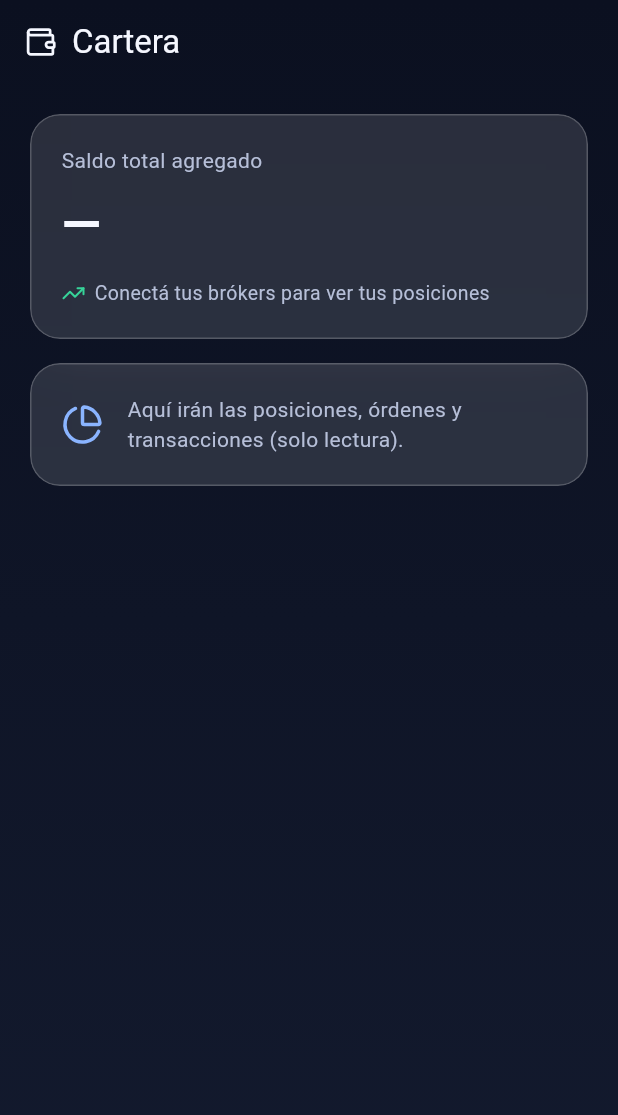
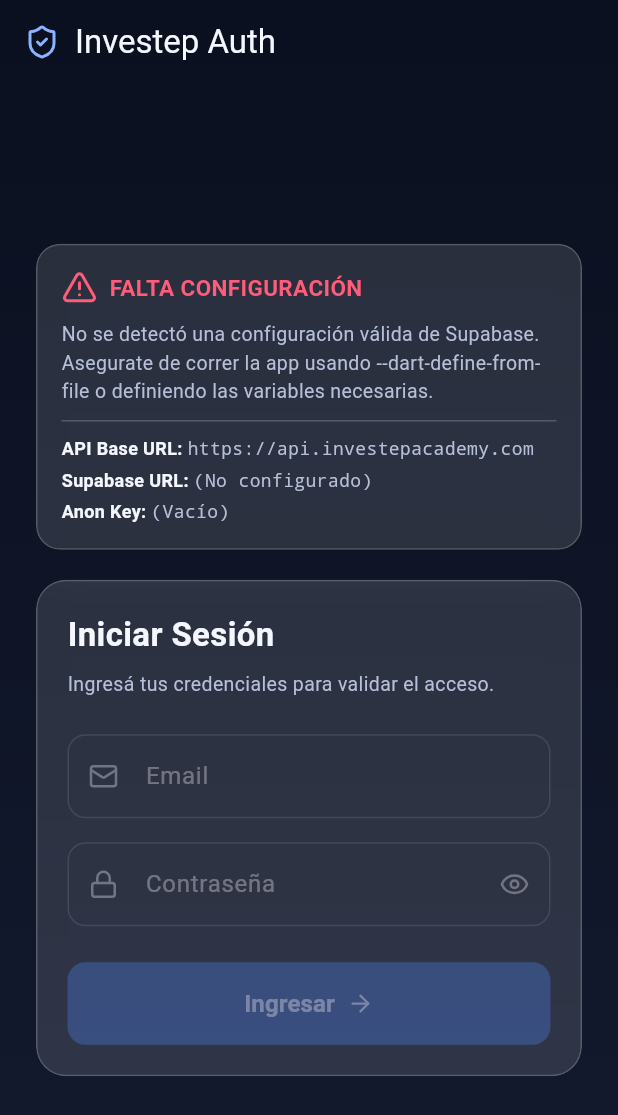
Before and after one commit to hlorenzoz/investep-app, a Flutter app: the screen it shows after launch, on a phone screen of 412 x 824 dp. Shown: the top 1115 px of the screen. Run offline on Flutter 3.47's test engine with Material 3 defaults, Android fonts, the phone set to English and light mode, and no system bars; our stand-ins replace dio, flutter_riverpod, flutter_secure_storage, go_router, lucide_icons_flutter, supabase_flutter; accounts and stored records are empty.

Commit message:
feat: implement 2-legged authentication flow and docker local development

```diff
--- /dev/null
+++ b/config/devel.json
@@ -0,0 +1,5 @@
+{
+  "API_BASE_URL": "http://localhost:8787",
+  "SUPABASE_URL": "http://127.0.0.1:54321",
+  "SUPABASE_ANON_KEY": "sb_publishable_ACJWlzQHlZjBrEguHvfOxg_3BJgxAaH"
+}
--- /dev/null
+++ b/config/main.json
@@ -0,0 +1,5 @@
+{
+  "API_BASE_URL": "https://investep-app-api-production.<SUBDOMINIO>.workers.dev",
+  "SUPABASE_URL": "https://<PROD_REF>.supabase.co",
+  "SUPABASE_ANON_KEY": "<PROD_ANON_KEY>"
+}
--- /dev/null
+++ b/config/staging.json
@@ -0,0 +1,5 @@
+{
+  "API_BASE_URL": "https://investep-app-api-staging.<SUBDOMINIO>.workers.dev",
+  "SUPABASE_URL": "https://dmetfwaxotdxtpnlmczi.supabase.co",
+  "SUPABASE_ANON_KEY": "sb_publishable_Rg25KpaXESVyGBiQndXFBg_MCX3mK7A"
+}
--- a/lib/app/router.dart
+++ b/lib/app/router.dart
@@ -1,22 +1,25 @@
 import 'package:flutter_riverpod/flutter_riverpod.dart';
 import 'package:go_router/go_router.dart';
 
+import '../features/auth/presentation/login_screen.dart';
 import '../features/portfolio/presentation/portfolio_screen.dart';
 
 /// Router de la app expuesto como provider para poder leer estado de Riverpod
 /// (p. ej. sesión) en redirecciones a futuro.
-///
-/// Por ahora una sola ruta. Cuando entre auth, se agrega `redirect` que observe
-/// el provider de sesión y empuje a /login si no hay sesión válida.
 final routerProvider = Provider<GoRouter>((ref) {
   return GoRouter(
-    initialLocation: '/',
+    initialLocation: '/login',
     routes: [
       GoRoute(
         path: '/',
         name: 'portfolio',
         builder: (context, state) => const PortfolioScreen(),
       ),
+      GoRoute(
+        path: '/login',
+        name: 'login',
+        builder: (context, state) => const LoginScreen(),
+      ),
     ],
   );
 });
--- a/lib/core/config/app_config.dart
+++ b/lib/core/config/app_config.dart
@@ -24,4 +24,20 @@
   /// Indica si la configuración mínima de Supabase está presente.
   static bool get hasSupabaseConfig =>
       supabaseUrl.isNotEmpty && supabaseAnonKey.isNotEmpty;
+
+  /// Valida que la URL de Supabase y la anon key sean válidas y no sean placeholders.
+  static bool get isValidSupabaseConfig {
+    if (!hasSupabaseConfig) return false;
+    if (supabaseUrl.contains('<') || supabaseUrl.contains('>')) return false;
+    if (supabaseAnonKey.contains('<') || supabaseAnonKey.contains('>')) {
+      return false;
+    }
+    try {
+      final uri = Uri.parse(supabaseUrl);
+      return uri.hasAbsolutePath &&
+          (uri.scheme == 'http' || uri.scheme == 'https');
+    } catch (_) {
+      return false;
+    }
+  }
 }
--- /dev/null
+++ b/lib/core/providers/supabase_provider.dart
@@ -0,0 +1,7 @@
+import 'package:flutter_riverpod/flutter_riverpod.dart';
+import 'package:supabase_flutter/supabase_flutter.dart';
+
+/// Provider que expone la instancia del cliente de Supabase.
+final supabaseClientProvider = Provider<SupabaseClient>((ref) {
+  return Supabase.instance.client;
+});
--- /dev/null
+++ b/lib/features/auth/domain/auth_user.dart
@@ -0,0 +1,41 @@
+/// Modelo de datos que representa el usuario autenticado retornado por
+/// la API en el endpoint `GET /auth/me`.
+class AuthUser {
+  final String id;
+  final String email;
+  final bool mustResetPassword;
+
+  AuthUser({
+    required this.id,
+    required this.email,
+    required this.mustResetPassword,
+  });
+
+  /// Construye una instancia a partir del JSON retornado por la API de Investep.
+  /// Formato esperado:
+  /// {
+  ///   "user": {
+  ///     "id": "...",
+  ///     "email": "...",
+  ///     "mustResetPassword": false
+  ///   }
+  /// }
+  factory AuthUser.fromJson(Map<String, dynamic> json) {
+    final userMap = json['user'] as Map<String, dynamic>;
+    return AuthUser(
+      id: userMap['id'] as String,
+      email: userMap['email'] as String,
+      mustResetPassword: userMap['mustResetPassword'] as bool,
+    );
+  }
+
+  Map<String, dynamic> toJson() {
+    return {
+      'user': {
+        'id': id,
+        'email': email,
+        'mustResetPassword': mustResetPassword,
+      },
+    };
+  }
+}
--- /dev/null
+++ b/lib/features/auth/presentation/login_controller.dart
@@ -0,0 +1,130 @@
+import 'package:dio/dio.dart';
+import 'package:flutter/foundation.dart';
+import 'package:flutter_riverpod/flutter_riverpod.dart';
+import 'package:supabase_flutter/supabase_flutter.dart' as supabase;
+
+import '../../../core/network/api_client.dart';
+import '../../../core/providers/supabase_provider.dart';
+import '../../../core/storage/secure_session_store.dart';
+import '../domain/auth_user.dart';
+
+/// Estados posibles de la autenticación.
+sealed class LoginState {
+  const LoginState();
+}
+
+class LoginInitial extends LoginState {
+  const LoginInitial();
+}
+
+class LoginLoading extends LoginState {
+  const LoginLoading();
+}
+
+class LoginSuccess extends LoginState {
+  final AuthUser user;
+  const LoginSuccess(this.user);
+}
+
+class LoginFailure extends LoginState {
+  final String message;
+  const LoginFailure(this.message);
+}
+
+/// Controlador Riverpod sin code-gen que maneja el flujo de login.
+class LoginController extends Notifier<LoginState> {
+  @override
+  LoginState build() => const LoginInitial();
+
+  /// Reinicia el estado del login al inicial (útil para re-testear).
+  void reset() {
+    state = const LoginInitial();
+  }
+
+  /// Intenta autenticar al usuario usando el flujo de dos patas:
+  /// 1. Autenticación contra Supabase Auth.
+  /// 2. Guardar el token de acceso obtenido en el almacenamiento seguro.
+  /// 3. Validar el token contra el endpoint `/auth/me` de la API REST.
+  Future<void> login(String email, String password) async {
+    state = const LoginLoading();
+
+    try {
+      final supabaseClient = ref.read(supabaseClientProvider);
+      final sessionStore = ref.read(secureSessionStoreProvider);
+
+      // Pata 1: Iniciar sesión en Supabase
+      final response = await supabaseClient.auth.signInWithPassword(
+        email: email,
+        password: password,
+      );
+
+      final session = response.session;
+      if (session == null) {
+        state = const LoginFailure(
+          'Error: No se pudo obtener la sesión de Supabase.',
+        );
+        return;
+      }
+
+      final accessToken = session.accessToken;
+
+      // Pata 2: Guardar el token en el almacenamiento seguro para que el interceptor de Dio lo lea
+      await sessionStore.saveSession(accessToken);
+
+      // Pata 3: Validar contra la API de Investep
+      final dio = ref.read(apiClientProvider);
+
+      // Realizamos el request. El interceptor agregará automáticamente el Header Authorization.
+      final apiResponse = await dio.get<Map<String, dynamic>>('/auth/me');
+
+      if (apiResponse.statusCode == 200) {
+        final userData = apiResponse.data as Map<String, dynamic>;
+        final user = AuthUser.fromJson(userData);
+        state = LoginSuccess(user);
+      } else {
+        // Limpiamos la sesión por seguridad
+        await sessionStore.clearSession();
+        state = LoginFailure(
+          'Error de API inesperado: ${apiResponse.statusCode}',
+        );
+      }
+    } on supabase.AuthException catch (e) {
+      state = LoginFailure(e.message);
+    } on DioException catch (e) {
+      // Limpiamos la sesión si la validación falló
+      await ref.read(secureSessionStoreProvider).clearSession();
+
+      String errorMessage = 'Error de conexión con la API de Investep.';
+
+      if (e.response != null) {
+        final data = e.response!.data;
+        if (data is Map<String, dynamic> && data.containsKey('error')) {
+          try {
+            final errorMap = data['error'] as Map<String, dynamic>;
+            errorMessage = errorMap['message'] as String;
+          } catch (_) {
+            errorMessage = 'Error de API: ${e.response?.statusCode}';
+          }
+        } else {
+          errorMessage = 'Error de API: ${e.response?.statusCode}';
+        }
+      } else if (e.type == DioExceptionType.connectionTimeout ||
+          e.type == DioExceptionType.receiveTimeout) {
+        errorMessage = 'Tiempo de espera de conexión agotado con la API.';
+      }
+
+      state = LoginFailure(errorMessage);
+    } catch (e) {
+      // Aseguramos limpiar la sesión ante errores inesperados
+      await ref.read(secureSessionStoreProvider).clearSession();
+      debugPrint('Error inesperado durante el login: $e');
+      state = LoginFailure('Ocurrió un error inesperado: $e');
+    }
+  }
+}
+
+/// Provider para el controlador de login.
+final loginControllerProvider =
+    NotifierProvider.autoDispose<LoginController, LoginState>(
+      LoginController.new,
+    );
--- /dev/null
+++ b/lib/features/auth/presentation/login_screen.dart
@@ -0,0 +1,464 @@
+import 'package:flutter/material.dart';
+import 'package:flutter_riverpod/flutter_riverpod.dart';
+import 'package:lucide_icons_flutter/lucide_icons.dart';
+
+import '../../../app/theme/app_colors.dart';
+import '../../../app/theme/app_theme.dart';
+import '../../../core/config/app_config.dart';
+import '../../../shared/widgets/glass/glass_card.dart';
+import '../domain/auth_user.dart';
+import 'login_controller.dart';
+
+/// Vista de Autenticación para validar el flujo completo de dos patas.
+///
+/// Si la configuración del entorno no está lista o contiene placeholders,
+/// muestra un aviso explicativo de configuración antes de permitir el login.
+class LoginScreen extends ConsumerStatefulWidget {
+  const LoginScreen({super.key});
+
+  @override
+  ConsumerState<LoginScreen> createState() => _LoginScreenState();
+}
+
+class _LoginScreenState extends ConsumerState<LoginScreen> {
+  final _formKey = GlobalKey<FormState>();
+  final _emailController = TextEditingController();
+  final _passwordController = TextEditingController();
+  bool _obscurePassword = true;
+
+  @override
+  void dispose() {
+    _emailController.dispose();
+    _passwordController.dispose();
+    super.dispose();
+  }
+
+  void _submit() {
+    if (_formKey.currentState?.validate() ?? false) {
+      ref
+          .read(loginControllerProvider.notifier)
+          .login(_emailController.text.trim(), _passwordController.text);
+    }
+  }
+
+  @override
+  Widget build(BuildContext context) {
+    final LoginState loginState = ref.watch(loginControllerProvider);
+    final isValidConfig = AppConfig.isValidSupabaseConfig;
+
+    return Container(
+      decoration: const BoxDecoration(gradient: AppTheme.backgroundGradient),
+      child: Scaffold(
+        backgroundColor: Colors.transparent,
+        appBar: AppBar(
+          title: const Row(
+            children: [
+              Icon(
+                LucideIcons.shieldCheck,
+                size: 24,
+                color: AppColors.accentSoft,
+              ),
+              SizedBox(width: 10),
+              Text('Investep Auth'),
+            ],
+          ),
+        ),
+        body: SafeArea(
+          child: Center(
+            child: SingleChildScrollView(
+              padding: const EdgeInsets.symmetric(horizontal: 24, vertical: 16),
+              child: Column(
+                mainAxisAlignment: MainAxisAlignment.center,
+                crossAxisAlignment: CrossAxisAlignment.stretch,
+                children: [
+                  if (!isValidConfig) ...[
+                    _buildConfigWarningCard(),
+                    const SizedBox(height: 20),
+                  ],
+                  _buildLoginContent(loginState, isValidConfig),
+                ],
+              ),
+            ),
+          ),
+        ),
+      ),
+    );
+  }
+
+  Widget _buildConfigWarningCard() {
+    return GlassCard(
+      borderRadius: 16,
+      blur: 20,
+      padding: const EdgeInsets.all(16),
+      child: Column(
+        crossAxisAlignment: CrossAxisAlignment.start,
+        children: [
+          const Row(
+            children: [
+              Icon(
+                LucideIcons.alertTriangle,
+                color: AppColors.negative,
+                size: 24,
+              ),
+              SizedBox(width: 8),
+              Text(
+                'FALTA CONFIGURACIÓN',
+                style: TextStyle(
+                  color: AppColors.negative,
+                  fontWeight: FontWeight.bold,
+                  fontSize: 15,
+                ),
+              ),
+            ],
+          ),
+          const SizedBox(height: 10),
+          const Text(
+            'No se detectó una configuración válida de Supabase. '
+            'Asegurate de correr la app usando --dart-define-from-file o definiendo las variables necesarias.',
+            style: TextStyle(color: AppColors.textSecondary, fontSize: 13),
+          ),
+          const Divider(height: 20, color: AppColors.glassBorder),
+          _buildInfoRow('API Base URL', AppConfig.apiBaseUrl),
+          const SizedBox(height: 4),
+          _buildInfoRow('Supabase URL', AppConfig.supabaseUrl),
+          const SizedBox(height: 4),
+          _buildInfoRow(
+            'Anon Key',
+            AppConfig.supabaseAnonKey.isEmpty
+                ? '(Vacío)'
+                : AppConfig.supabaseAnonKey.length > 15
+                ? '${AppConfig.supabaseAnonKey.substring(0, 15)}...'
+                : AppConfig.supabaseAnonKey,
+          ),
+        ],
+      ),
+    );
+  }
+
+  Widget _buildInfoRow(String label, String value) {
+    return Row(
+      crossAxisAlignment: CrossAxisAlignment.start,
+      children: [
+        Text(
+          '$label: ',
+          style: const TextStyle(
+            fontWeight: FontWeight.bold,
+            color: AppColors.textPrimary,
+            fontSize: 12,
+          ),
+        ),
+        Expanded(
+          child: Text(
+            value.isEmpty ? '(No configurado)' : value,
+            style: const TextStyle(
+              fontFamily: 'monospace',
+              color: AppColors.textSecondary,
+              fontSize: 12,
+            ),
+          ),
+        ),
+      ],
+    );
+  }
+
+  Widget _buildLoginContent(LoginState state, bool isValidConfig) {
+    switch (state) {
+      case LoginSuccess(:final user):
+        return _buildSuccessCard(user);
+      case LoginLoading():
+        return const GlassCard(
+          child: Column(
+            children: [
+              CircularProgressIndicator(),
+              SizedBox(height: 20),
+              Text(
+                'Autenticando y validando...',
+                style: TextStyle(color: AppColors.textSecondary),
+              ),
+            ],
+          ),
+        );
+      case LoginInitial() || LoginFailure():
+        return Column(
+          children: [
+            if (state is LoginFailure) ...[
+              _buildErrorCard(state.message),
+              const SizedBox(height: 16),
+            ],
+            _buildLoginFormCard(isValidConfig),
+          ],
+        );
+    }
+  }
+
+  Widget _buildErrorCard(String message) {
+    return GlassCard(
+      borderRadius: 16,
+      padding: const EdgeInsets.symmetric(horizontal: 20, vertical: 16),
+      child: Row(
+        crossAxisAlignment: CrossAxisAlignment.start,
+        children: [
+          const Icon(LucideIcons.xCircle, color: AppColors.negative, size: 24),
+          const SizedBox(width: 12),
+          Expanded(
+            child: Column(
+              crossAxisAlignment: CrossAxisAlignment.start,
+              children: [
+                const Text(
+                  'Error de Autenticación',
+                  style: TextStyle(
+                    color: AppColors.negative,
+                    fontWeight: FontWeight.bold,
+                    fontSize: 14,
+                  ),
+                ),
+                const SizedBox(height: 4),
+                Text(
+                  message,
+                  style: const TextStyle(
+                    color: AppColors.textSecondary,
+                    fontSize: 13,
+                  ),
+                ),
+              ],
+            ),
+          ),
+        ],
+      ),
+    );
+  }
+
+  Widget _buildSuccessCard(AuthUser user) {
+    final email = user.email;
+    final id = user.id;
+    final mustReset = user.mustResetPassword;
+
+    return GlassCard(
+      borderRadius: 20,
+      child: Column(
+        crossAxisAlignment: CrossAxisAlignment.stretch,
+        children: [
+          const Center(
+            child: Icon(
+              LucideIcons.badgeCheck,
+              color: AppColors.positive,
+              size: 64,
+            ),
+          ),
+          const SizedBox(height: 16),
+          const Center(
+            child: Text(
+              '¡Conexión Exitosa!',
+              style: TextStyle(
+                fontSize: 20,
+                fontWeight: FontWeight.bold,
+                color: AppColors.positive,
+              ),
+            ),
+          ),
+          const SizedBox(height: 8),
+          const Center(
+            child: Text(
+              'Autenticación y validación de API correctas.',
+              textAlign: TextAlign.center,
+              style: TextStyle(color: AppColors.textSecondary, fontSize: 14),
+            ),
+          ),
+          const SizedBox(height: 24),
+          _buildDetailRow('Email del Usuario', email),
+          const SizedBox(height: 12),
+          _buildDetailRow('ID de Usuario', id),
+          const SizedBox(height: 12),
+          _buildDetailRow(
+            'Contraseña Expirada',
+            mustReset ? 'SÍ (DEBÉS CAMBIAR TU CONTRASEÑA)' : 'NO',
+            valueColor: mustReset ? AppColors.negative : AppColors.positive,
+            fontWeight: mustReset ? FontWeight.bold : FontWeight.normal,
+          ),
+          const SizedBox(height: 24),
+          ElevatedButton.icon(
+            style: ElevatedButton.styleFrom(
+              backgroundColor: AppColors.accent,
+              foregroundColor: Colors.white,
+              padding: const EdgeInsets.symmetric(vertical: 14),
+              shape: RoundedRectangleBorder(
+                borderRadius: BorderRadius.circular(12),
+              ),
+            ),
+            onPressed: () {
+              ref.read(loginControllerProvider.notifier).reset();
+            },
+            icon: const Icon(LucideIcons.logOut, size: 18),
+            label: const Text('Cerrar sesión / Probar de nuevo'),
+          ),
+        ],
+      ),
+    );
+  }
+
+  Widget _buildDetailRow(
+    String label,
+    String value, {
+    Color valueColor = AppColors.textPrimary,
+    FontWeight fontWeight = FontWeight.normal,
+  }) {
+    return Container(
+      padding: const EdgeInsets.all(12),
+      decoration: BoxDecoration(
+        color: Colors.black.withValues(alpha: 0.2),
+        borderRadius: BorderRadius.circular(10),
+        border: Border.all(color: AppColors.glassBorder),
+      ),
+      child: Column(
+        crossAxisAlignment: CrossAxisAlignment.start,
+        children: [
+          Text(
+            label,
+            style: const TextStyle(
+              color: AppColors.textSecondary,
+              fontSize: 11,
+            ),
+          ),
+          const SizedBox(height: 4),
+          SelectableText(
+            value,
+            style: TextStyle(
+              color: valueColor,
+              fontSize: 13,
+              fontWeight: fontWeight,
+              fontFamily: 'monospace',
+            ),
+          ),
+        ],
+      ),
+    );
+  }
+
+  Widget _buildLoginFormCard(bool isEnabled) {
+    return GlassCard(
+      borderRadius: 20,
+      child: Form(
+        key: _formKey,
+        child: Column(
+          crossAxisAlignment: CrossAxisAlignment.stretch,
+          children: [
+            const Text(
+              'Iniciar Sesión',
+              style: TextStyle(
+                fontSize: 22,
+                fontWeight: FontWeight.bold,
+                color: AppColors.textPrimary,
+              ),
+            ),
+            const SizedBox(height: 8),
+            const Text(
+              'Ingresá tus credenciales para validar el acceso.',
+              style: TextStyle(color: AppColors.textSecondary, fontSize: 13),
+            ),
+            const SizedBox(height: 24),
+            TextFormField(
+              controller: _emailController,
+              enabled: isEnabled,
+              keyboardType: TextInputType.emailAddress,
+              textInputAction: TextInputAction.next,
+              decoration: InputDecoration(
+                labelText: 'Email',
+                prefixIcon: const Icon(LucideIcons.mail, size: 20),
+                border: OutlineInputBorder(
+                  borderRadius: BorderRadius.circular(12),
+                ),
+                enabledBorder: OutlineInputBorder(
+                  borderRadius: BorderRadius.circular(12),
+                  borderSide: const BorderSide(color: AppColors.glassBorder),
+                ),
+                focusedBorder: OutlineInputBorder(
+                  borderRadius: BorderRadius.circular(12),
+                  borderSide: const BorderSide(color: AppColors.accent),
+                ),
+              ),
+              validator: (value) {
+                if (value == null || value.trim().isEmpty) {
+                  return 'Por favor ingresá tu email';
+                }
+                final emailRegex = RegExp(r'^[^@]+@[^@]+\.[^@]+$');
+                if (!emailRegex.hasMatch(value.trim())) {
+                  return 'Ingresá un email válido';
+                }
+                return null;
+              },
+            ),
+            const SizedBox(height: 16),
+            TextFormField(
+              controller: _passwordController,
+              enabled: isEnabled,
+              obscureText: _obscurePassword,
+              textInputAction: TextInputAction.done,
+              onFieldSubmitted: (_) => isEnabled ? _submit() : null,
+              decoration: InputDecoration(
+                labelText: 'Contraseña',
+                prefixIcon: const Icon(LucideIcons.lock, size: 20),
+                suffixIcon: IconButton(
+                  icon: Icon(
+                    _obscurePassword ? LucideIcons.eye : LucideIcons.eyeOff,
+                    size: 20,
+                  ),
+                  onPressed: () {
+                    setState(() {
+                      _obscurePassword = !_obscurePassword;
+                    });
+                  },
+                ),
+                border: OutlineInputBorder(
+                  borderRadius: BorderRadius.circular(12),
+                ),
+                enabledBorder: OutlineInputBorder(
+                  borderRadius: BorderRadius.circular(12),
+                  borderSide: const BorderSide(color: AppColors.glassBorder),
+                ),
+                focusedBorder: OutlineInputBorder(
+                  borderRadius: BorderRadius.circular(12),
+                  borderSide: const BorderSide(color: AppColors.accent),
+                ),
+              ),
+              validator: (value) {
+                if (value == null || value.isEmpty) {
+                  return 'Por favor ingresá tu contraseña';
+                }
+                if (value.length < 6) {
+                  return 'La contraseña debe tener al menos 6 caracteres';
+                }
+                return null;
+              },
+            ),
+            const SizedBox(height: 24),
+            ElevatedButton(
+              style: ElevatedButton.styleFrom(
+                backgroundColor: AppColors.accent,
+                foregroundColor: Colors.white,
+                padding: const EdgeInsets.symmetric(vertical: 16),
+                shape: RoundedRectangleBorder(
+                  borderRadius: BorderRadius.circular(12),
+                ),
+                disabledBackgroundColor: AppColors.accent.withValues(
+                  alpha: 0.3,
+                ),
+              ),
+              onPressed: isEnabled ? _submit : null,
+              child: const Row(
+                mainAxisAlignment: MainAxisAlignment.center,
+                children: [
+                  Text(
+                    'Ingresar',
+                    style: TextStyle(fontSize: 16, fontWeight: FontWeight.bold),
+                  ),
+                  SizedBox(width: 8),
+                  Icon(LucideIcons.arrowRight, size: 18),
+                ],
+              ),
+            ),
+          ],
+        ),
+      ),
+    );
+  }
+}
--- a/lib/main.dart
+++ b/lib/main.dart
@@ -1,10 +1,23 @@
 import 'package:flutter/widgets.dart';
 import 'package:flutter_riverpod/flutter_riverpod.dart';
+import 'package:supabase_flutter/supabase_flutter.dart';
 
 import 'app/app.dart';
+import 'core/config/app_config.dart';
 
-void main() {
+Future<void> main() async {
   WidgetsFlutterBinding.ensureInitialized();
+
+  if (AppConfig.isValidSupabaseConfig) {
+    try {
+      await Supabase.initialize(
+        url: AppConfig.supabaseUrl,
+        publishableKey: AppConfig.supabaseAnonKey,
+      );
+    } catch (e) {
+      debugPrint('Error al inicializar Supabase: $e');
+    }
+  }
 
   // ProviderScope es la raíz del árbol de Riverpod: todos los providers viven
   // por debajo de él. Es el único punto donde se monta el contenedor de estado.
```
Also changed, not shown: 8 other files.
